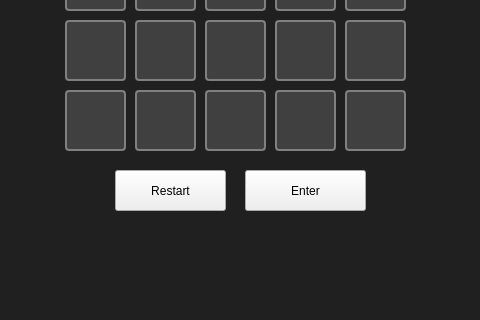
Before: the Qt Designer form mainwindow.ui in Rheo332/wordle-qt-project, drawn with Qt 5; both pictures show x 215 to 695 and y 280 to 600 of the 900 by 600 pixel window.
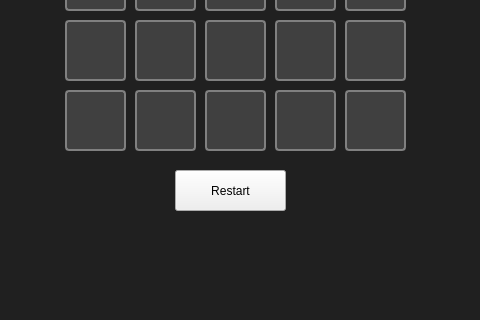
After: the same form once the commit is applied. Icons and pictures are not drawn. Custom widgets are drawn as their Qt base class.

Patch:
```diff
--- a/mainwindow.ui
+++ b/mainwindow.ui
@@ -43,23 +43,10 @@
 </string>
   </property>
   <widget class="QWidget" name="centralwidget">
-   <widget class="QPushButton" name="submitButton">
-    <property name="geometry">
-     <rect>
-      <x>460</x>
-      <y>450</y>
-      <width>121</width>
-      <height>41</height>
-     </rect>
-    </property>
-    <property name="text">
-     <string>Enter</string>
-    </property>
-   </widget>
    <widget class="QPushButton" name="restartButton">
     <property name="geometry">
      <rect>
-      <x>330</x>
+      <x>390</x>
       <y>450</y>
       <width>111</width>
       <height>41</height>
```
